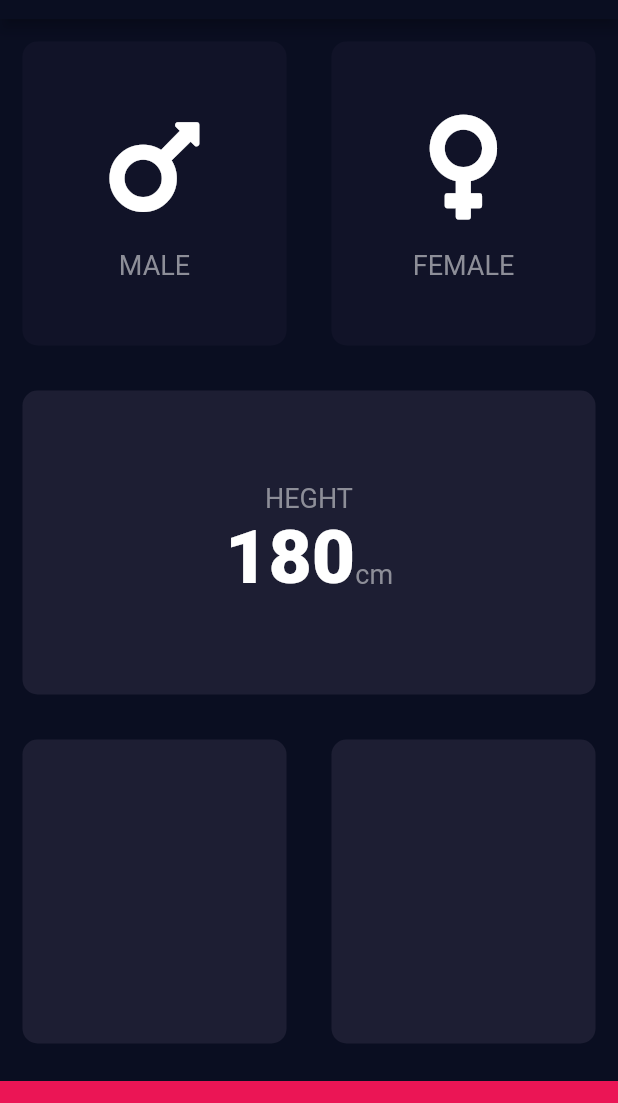
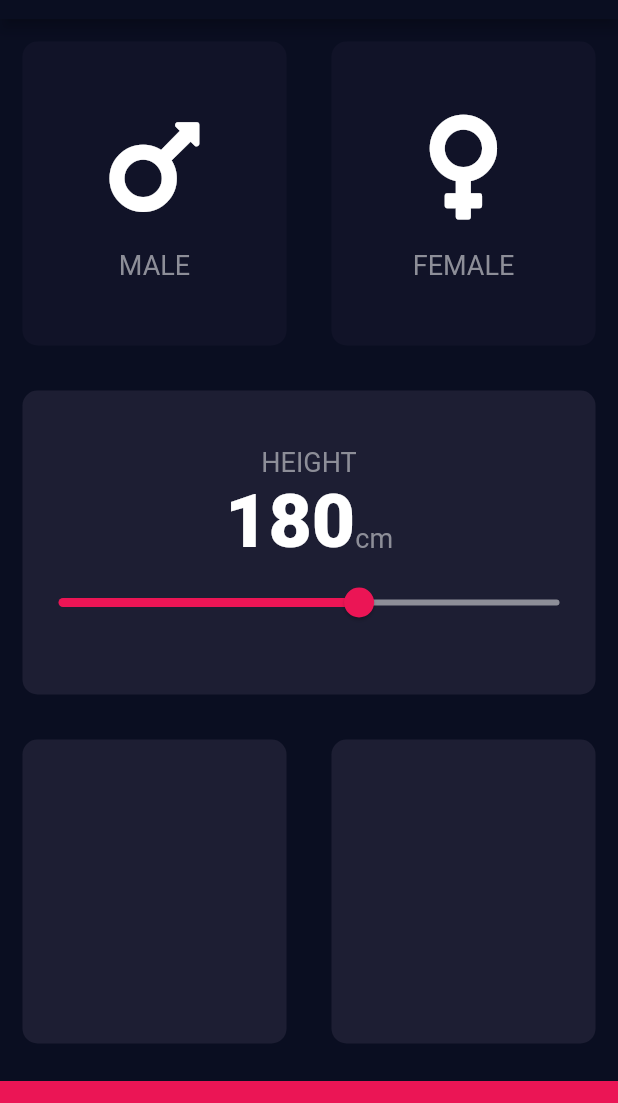
Before and after one commit to Gabrielncosta/bmi-calculator-flutter, a Flutter app: the screen it shows after launch, on a phone screen of 412 x 824 dp, the part 65-1168 px from its top. Run offline on Flutter 3.47's test engine with Material 2 defaults, Android fonts, the phone set to English and light mode, and no system bars; our stand-ins replace font_awesome_flutter.

```diff
--- a/lib/input_page.dart
+++ b/lib/input_page.dart
@@ -1,5 +1,7 @@
 import 'package:flutter/material.dart';
 import 'package:font_awesome_flutter/font_awesome_flutter.dart';
+import 'constants.dart';
+import 'constants.dart';
 import 'icon_content.dart';
 import 'reusable_card.dart';
 import 'constants.dart';
@@ -13,6 +15,7 @@ class InputPage extends StatefulWidget {
 
 class _InputPageState extends State<InputPage> {
   Gender selectedGender;
+  int height = 180;
   @override
   Widget build(BuildContext context) {
     return Scaffold(
@@ -69,7 +72,7 @@ class _InputPageState extends State<InputPage> {
                       mainAxisAlignment: MainAxisAlignment.center,
                       children: <Widget>[
                         Text(
-                          'HEGHT',
+                          'HEIGHT',
                           style: kLabelTextStyle,
                         ),
                         Row(
@@ -78,7 +81,7 @@ class _InputPageState extends State<InputPage> {
                           textBaseline: TextBaseline.alphabetic,
                           children: <Widget>[
                             Text(
-                              '180',
+                              height.toString(),
                               style: kNumberTextStyle,
                             ),
                             Text(
@@ -86,6 +89,18 @@ class _InputPageState extends State<InputPage> {
                               style: kLabelTextStyle,
                             ),
                           ],
+                        ),
+                        Slider(
+                          value: height.toDouble(),
+                          min: 120.0,
+                          max: 220.0,
+                          onChanged: (double newDouble) {
+                            setState(() {
+                              height = newDouble.round();
+                            });
+                          },
+                          activeColor: Color(0xFFEB1555),
+                          inactiveColor: Color(0xFF8D8E98),
                         )
                       ],
                     ),
```
Also changed, not shown: 3 other files.
